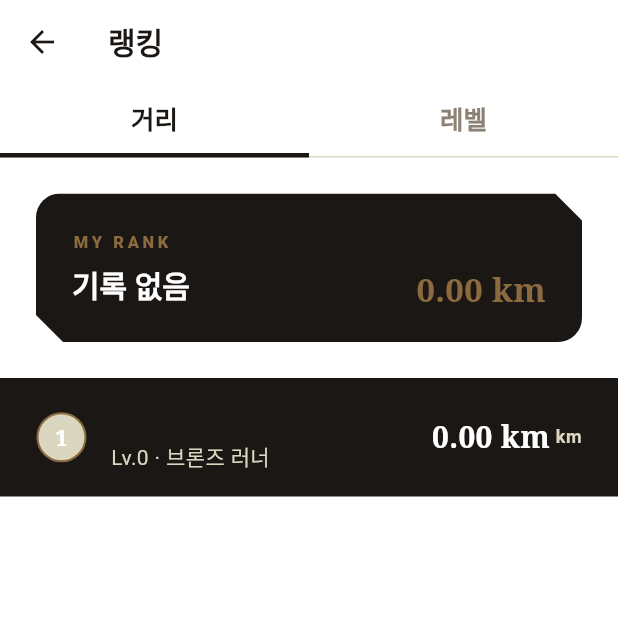
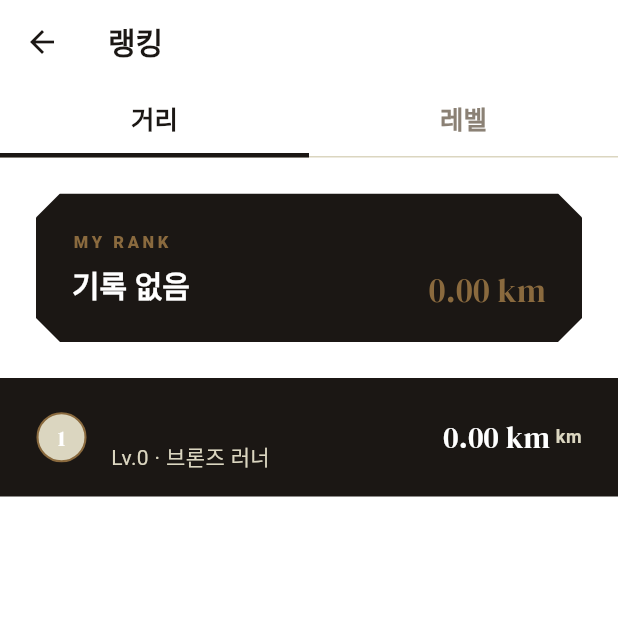
Before and after one commit to 2939202/COINrun, a Flutter app: the RankingScreen screen opened directly with empty values, on a phone screen of 412 x 824 dp, the top half of it. Run offline on Flutter 3.47's test engine with Material 3 defaults, Android fonts, the phone set to English and light mode, and no system bars; our stand-ins replace cloud_firestore, firebase_auth, firebase_core, flutter_map, geolocator, latlong2 and 2 more; accounts and stored records are empty; Roboto replaces fonts that are missing (ChosunKm).

Commit message:
Use the mockup's fonts, and cut every corner of the black cards
DM Serif Display for numerals and ChosunKm for Korean, both bundled,
replacing the Android system serif that only approximated the mockup.

The black cards were half cut and half rounded, which read as neither.
All four corners are cut now, so they are octagons with no round
corners anywhere; the genuinely round shapes elsewhere are untouched.

NotchedBox can also draw a second outline inside itself, following the
same octagon, which is what the start button shows in white. That
button says 시작 alone - the icon and the word 러닝 are gone.

Co-Authored-By: Claude Opus 5 (1M context) <noreply@anthropic.com>

```diff
--- a/lib/screens/profile_screen.dart
+++ b/lib/screens/profile_screen.dart
@@ -77,7 +77,6 @@ class ProfileScreen extends StatelessWidget {
                     Expanded(
                       child: NotchedBox(
                         cut: 12,
-                        radius: 12,
                         padding: const EdgeInsets.symmetric(
                           horizontal: AppSpacing.md,
                           vertical: AppSpacing.md - 2,
--- a/lib/theme/app_theme.dart
+++ b/lib/theme/app_theme.dart
@@ -61,12 +61,13 @@ class AppTheme {
   AppTheme._();
 
   // 큰 숫자는 세리프로 씁니다. 기록증이나 계기판 같은 인상을 주려는 것입니다.
-  // 안드로이드에서 'serif'는 Noto Serif로 이어집니다.
-  static const String numberFont = 'serif';
+  static const String numberFont = 'DMSerif';
+
+  // 한글 글꼴
+  static const String koreanFont = 'ChosunKm';
 
   static const TextStyle number = TextStyle(
     fontFamily: numberFont,
-    fontWeight: FontWeight.w700,
     height: 1.0,
   );
 
@@ -127,6 +128,7 @@ class AppTheme {
     return ThemeData(
       useMaterial3: true,
       colorScheme: colorScheme,
+      fontFamily: koreanFont,
       scaffoldBackgroundColor: AppColors.white,
       // apply()는 모든 글자를 검은색으로 덮어쓰므로, 회색 라벨(labelMedium)은 원래 색으로 되돌립니다.
       textTheme: _textTheme
--- a/lib/widgets/home_widgets.dart
+++ b/lib/widgets/home_widgets.dart
@@ -71,7 +71,6 @@ class LevelCard extends StatelessWidget {
 
     return NotchedBox(
       cut: 16,
-      radius: 20,
       padding: const EdgeInsets.fromLTRB(
         AppSpacing.lg,
         AppSpacing.md,
--- a/lib/widgets/notched_box.dart
+++ b/lib/widgets/notched_box.dart
@@ -3,14 +3,14 @@ import 'package:flutter/material.dart';
 import '../theme/app_theme.dart';
 
 // ============================================================
-// 모서리가 잘린 카드
+// 모서리를 잘라낸 팔각형 카드
 //
-// 오른쪽 위와 왼쪽 아래를 45도로 잘라내고, 나머지 두 모서리는 둥글게 둡니다.
-// 표나 입장권 같은 느낌이 나서, 이 앱의 검은 카드와 큰 버튼에 공통으로 씁니다.
+// 네 모서리를 모두 45도로 잘라냅니다. 둥근 구석이 하나도 없어서
+// 표나 입장권 같은 인상이 납니다. 검은 카드에 공통으로 씁니다.
 //
-//      ╭──────────╱
-//      │          │
-//      ╱──────────╯
+//      ╱────────╲
+//      │        │
+//      ╲────────╱
 // ============================================================
 class NotchedBox extends StatelessWidget {
   final Widget child;
@@ -18,9 +18,12 @@ class NotchedBox extends StatelessWidget {
   final EdgeInsetsGeometry? padding;
   final VoidCallback? onTap;
 
-  // 잘라내는 크기와 둥근 정도
+  // 잘라내는 크기
   final double cut;
-  final double radius;
+
+  // 안쪽에 그리는 테두리. 같은 팔각형 모양으로 한 겹 안에 들어갑니다.
+  final Color? innerBorderColor;
+  final double innerBorderInset;
 
   const NotchedBox({
     super.key,
@@ -28,19 +31,28 @@ class NotchedBox extends StatelessWidget {
     this.color = AppColors.black,
     this.padding,
     this.onTap,
-    this.cut = 18,
-    this.radius = 16,
+    this.cut = 16,
+    this.innerBorderColor,
+    this.innerBorderInset = 7,
   });
 
   @override
   Widget build(BuildContext context) {
-    final Widget body = Padding(
-      padding: padding ?? EdgeInsets.zero,
-      child: child,
-    );
+    Widget body = Padding(padding: padding ?? EdgeInsets.zero, child: child);
+
+    if (innerBorderColor != null) {
+      body = CustomPaint(
+        foregroundPainter: _InnerBorderPainter(
+          cut: cut,
+          inset: innerBorderInset,
+          color: innerBorderColor!,
+        ),
+        child: body,
+      );
+    }
 
     return ClipPath(
-      clipper: _NotchedClipper(cut: cut, radius: radius),
+      clipper: _NotchedClipper(cut: cut),
       child: Material(
         color: color,
         child: onTap == null ? body : InkWell(onTap: onTap, child: body),
@@ -49,36 +61,69 @@ class NotchedBox extends StatelessWidget {
   }
 }
 
+// 네 모서리를 자른 팔각형
+Path _octagon(Size size, double cut) {
+  final double w = size.width;
+  final double h = size.height;
+  // 카드가 아주 작아도 모양이 깨지지 않게 줄여 잡습니다.
+  final double c = cut.clamp(0, size.shortestSide / 2);
+
+  return Path()
+    ..moveTo(c, 0)
+    ..lineTo(w - c, 0)
+    ..lineTo(w, c)
+    ..lineTo(w, h - c)
+    ..lineTo(w - c, h)
+    ..lineTo(c, h)
+    ..lineTo(0, h - c)
+    ..lineTo(0, c)
+    ..close();
+}
+
 class _NotchedClipper extends CustomClipper<Path> {
   final double cut;
-  final double radius;
 
-  const _NotchedClipper({required this.cut, required this.radius});
+  const _NotchedClipper({required this.cut});
 
   @override
-  Path getClip(Size size) {
-    final double w = size.width;
-    final double h = size.height;
-    // 카드가 아주 작아도 모양이 깨지지 않게 줄여 잡습니다.
-    final double c = cut.clamp(0, size.shortestSide / 2);
-    final double r = radius.clamp(0, size.shortestSide / 2);
+  Path getClip(Size size) => _octagon(size, cut);
 
-    return Path()
-      ..moveTo(r, 0)
-      ..lineTo(w - c, 0) // 위쪽
-      ..lineTo(w, c) // 오른쪽 위 - 잘림
-      ..lineTo(w, h - r)
-      ..arcToPoint(Offset(w - r, h), radius: Radius.circular(r)) // 오른쪽 아래 - 둥글게
-      ..lineTo(c, h) // 아래쪽
-      ..lineTo(0, h - c) // 왼쪽 아래 - 잘림
-      ..lineTo(0, r)
-      ..arcToPoint(Offset(r, 0), radius: Radius.circular(r)) // 왼쪽 위 - 둥글게
-      ..close();
+  @override
+  bool shouldReclip(_NotchedClipper old) => old.cut != cut;
+}
+
+// 카드 안쪽에 한 겹 더 그리는 테두리
+class _InnerBorderPainter extends CustomPainter {
+  final double cut;
+  final double inset;
+  final Color color;
+
+  const _InnerBorderPainter({
+    required this.cut,
+    required this.inset,
+    required this.color,
+  });
+
+  @override
+  void paint(Canvas canvas, Size size) {
+    final Size inner = Size(size.width - inset * 2, size.height - inset * 2);
+    if (inner.width <= 0 || inner.height <= 0) return;
+
+    canvas.save();
+    canvas.translate(inset, inset);
+    canvas.drawPath(
+      _octagon(inner, cut - inset / 2),
+      Paint()
+        ..style = PaintingStyle.stroke
+        ..strokeWidth = 1.2
+        ..color = color,
+    );
+    canvas.restore();
   }
 
   @override
-  bool shouldReclip(_NotchedClipper old) =>
-      old.cut != cut || old.radius != radius;
+  bool shouldRepaint(_InnerBorderPainter old) =>
+      old.cut != cut || old.inset != inset || old.color != color;
 }
 
 // ============================================================
```
Also changed, not shown: assets/fonts/DMSerifDisplay-OFL.txt (added, +93 -0 lines), lib/screens/main_screen.dart (+12 -26 lines), lib/screens/run_screen.dart (+8 -18 lines), pubspec.yaml (+10 -0 lines), assets/fonts/DMSerifDisplay-Regular.ttf (added), 2 other files.
